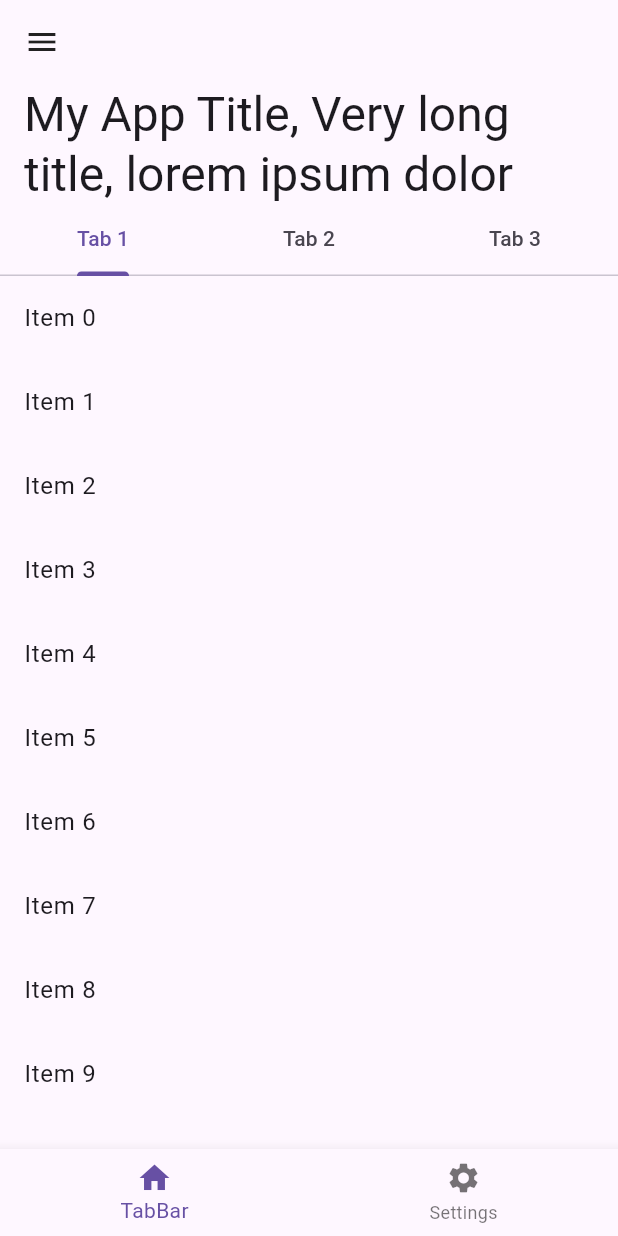
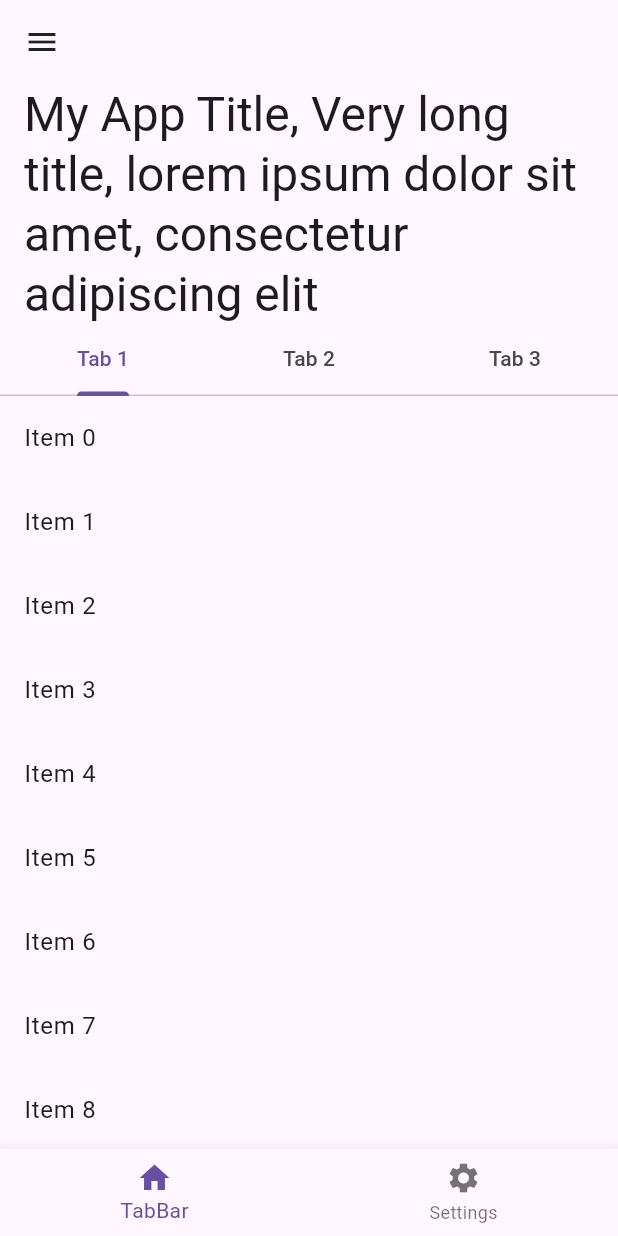
Before and after one commit to hawkkiller/pageheader, a Flutter app: the screen it shows after launch, on a phone screen of 412 x 824 dp. Run offline on Flutter 3.47's test engine with Material 3 defaults, Android fonts, the phone set to English and light mode, and no system bars.

```diff
--- a/lib/main.dart
+++ b/lib/main.dart
@@ -62,7 +62,7 @@ class _TabBarExample extends StatelessWidget {
           //   ),
           // ),
           PageHeader(
-            title: 'My App Title, Very long title, lorem ipsum dolor',
+            title: 'My App Title, Very long title, lorem ipsum dolor sit amet, consectetur adipiscing elit',
             bottom: TabBar(tabs: [Tab(text: 'Tab 1'), Tab(text: 'Tab 2'), Tab(text: 'Tab 3')]),
             bottomMode: BottomMode.floating,
           ),
```
Also changed, not shown: lib/page_header.dart (+5 -8 lines).
